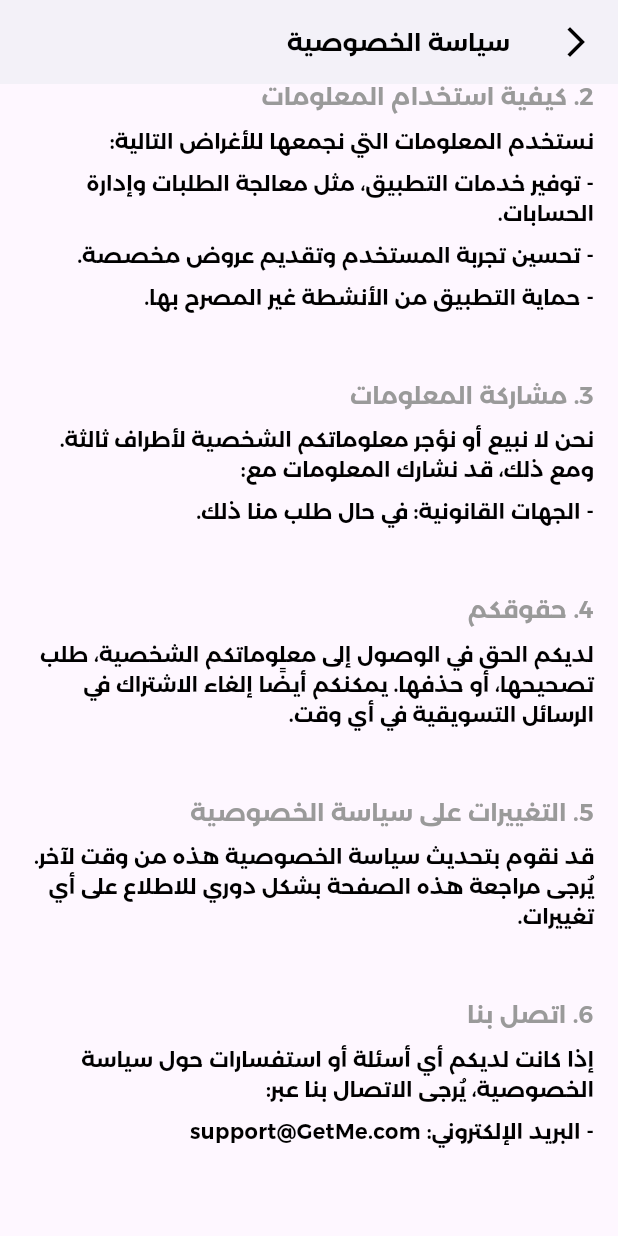
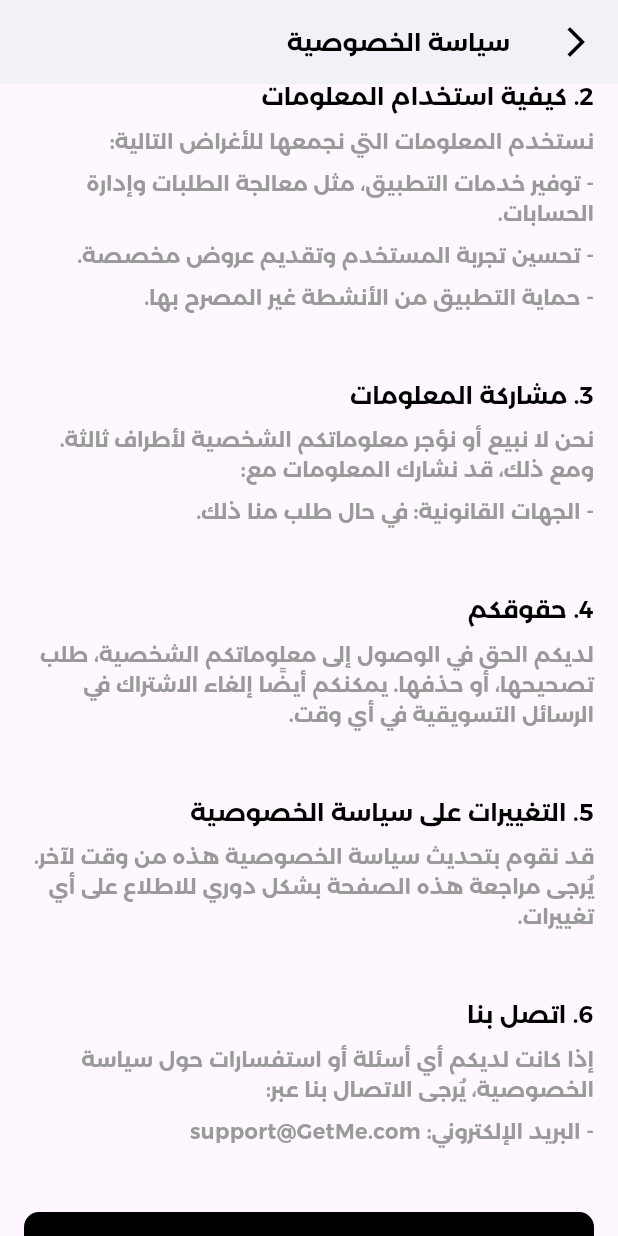
Before and after one commit to Mu-abdullah/Get-ME, a Flutter app: the screen it shows after launch, scrolled down 351 dp, on a phone screen of 412 x 824 dp. Run offline on Flutter 3.47's test engine with Material 3 defaults, Android fonts, the phone set to English and light mode, and no system bars; our stand-ins replace flutter_bloc, flutter_dotenv, get_it, hugeicons, shimmer.

Commit message:
refactor app buttom and add helper widgets

```diff
--- /dev/null
+++ b/devtools_options.yaml
@@ -0,0 +1,3 @@
+description: This file stores settings for Dart & Flutter DevTools.
+documentation: https://docs.flutter.dev/tools/devtools/extensions#configure-extension-enablement-states
+extensions:
--- a/lang/ar.json
+++ b/lang/ar.json
@@ -1,5 +1,12 @@
 {
+
     "appName":"GetMe",
+
     "homeScreen":"الصفحة الرئيسية",
-    "policy":"سياسة الخصوصية"
+
+    "policy":"سياسة الخصوصية",
+    "acceptPolicy":"قبول السياسة",
+
+    "login":"تسجيل الدخول",
+    "register":"التسجيل"
 }
--- a/lang/en.json
+++ b/lang/en.json
@@ -1,5 +1,8 @@
 {
     "appName":"GetMe",
     "homeScreen":"Home Screen",
-    "policy":"Privacy Policy"
+    "policy":"Privacy Policy",
+    "acceptPolicy":"Accept Policy",
+    "login":"Login",
+    "register":"Register"
 }
--- a/lib/core/language/lang_keys.dart
+++ b/lib/core/language/lang_keys.dart
@@ -1,7 +1,14 @@
 class LangKeys {
+  //Genral Keys
   static const String appName = 'appName';
   static const String policy = 'policy';
+  static const String acceptPolicy = 'acceptPolicy';
   static const String done = 'done';
+
+  // Auth Keys
+  static const String login = 'login';
+  static const String register = 'register';
+
+  // Home Keys
   static const String homeScreen = 'homeScreen';
-
 }
--- a/lib/core/style/color/color_light.dart
+++ b/lib/core/style/color/color_light.dart
@@ -3,4 +3,5 @@ import 'package:flutter/material.dart';
 class ColorsLight {
   static const gray = Color(0xFF9A9A9A);
   static const black = Color(0xFF000000);
+  static const white = Color(0xFFFFFFFF);
 }
--- /dev/null
+++ b/lib/core/style/statics/app_border_radius.dart
@@ -0,0 +1,5 @@
+import 'package:flutter/material.dart';
+
+class AppBorderRadius {
+  static BorderRadius mediumRadius = BorderRadius.circular(10);
+}
--- /dev/null
+++ b/lib/core/style/widgets/app_button.dart
@@ -0,0 +1,133 @@
+import 'package:flutter/material.dart';
+import 'package:getme/core/extextions/extentions.dart';
+import 'package:getme/core/style/color/color_light.dart';
+import 'package:getme/core/style/widgets/app_space.dart';
+import 'package:getme/core/style/widgets/custom_shimmer.dart';
+import 'package:hugeicons/hugeicons.dart';
+
+import '../statics/app_border_radius.dart';
+import 'app_text.dart';
+
+class AppButton extends StatelessWidget {
+  const AppButton({
+    required this.onTap,
+    this.text,
+    this.btnColor = ColorsLight.white,
+    this.backGroundColor = ColorsLight.black,
+    this.borderColor = ColorsLight.black,
+    this.isBorderd = false,
+    this.fontSize = 16,
+    this.isLoading = false,
+    this.isCircle = false,
+    this.boxShadow = false,
+    this.isDisabled = false,
+    this.icon,
+    this.iconColor = ColorsLight.white,
+    this.circleSize = 50,
+    this.borderWidth = 1,
+    super.key,
+  });
+
+  final String? text;
+  final double fontSize;
+  final void Function() onTap;
+  final Color btnColor;
+  final Color backGroundColor;
+  final Color borderColor;
+  final Color iconColor;
+  final bool isBorderd;
+  final bool isLoading;
+  final bool isCircle;
+  final bool isDisabled;
+  final bool boxShadow;
+  final IconData? icon;
+  final double circleSize;
+  final double borderWidth;
+
+  @override
+  Widget build(BuildContext context) {
+    final textColor = isBorderd ? borderColor : btnColor;
+
+    return InkWell(
+      onTap: isDisabled ? null : onTap,
+      borderRadius: _buttonBorderRadius,
+      child: isLoading
+          ? _buildLoadingShimmer(context, textColor)
+          : _buildButtonContent(context, textColor),
+    );
+  }
+
+  BorderRadius get _buttonBorderRadius => AppBorderRadius.mediumRadius;
+
+  Widget _buildLoadingShimmer(BuildContext context, Color textColor) {
+    return CustomShimmer(
+      child: _buildButtonContent(context, textColor),
+    );
+  }
+
+  Widget _buildButtonContent(BuildContext context, Color textColor) {
+    return _buildButtonContainer(
+      child: Row(
+        mainAxisAlignment: MainAxisAlignment.center,
+        children: [
+          if (text != null) _buildText(context, textColor),
+          if (icon != null) ...[
+            if (text != null) AppSpace(isHorizontal: true, space: 8),
+            _buildIcon(textColor),
+          ],
+        ],
+      ),
+    );
+  }
+
+  Widget _buildButtonContainer({required Widget child}) {
+    return Container(
+      width: isCircle ? circleSize : double.infinity,
+      height: circleSize,
+      decoration: _buttonDecoration(),
+      child: child,
+    );
+  }
+
+  Widget _buildText(BuildContext context, Color textColor) {
+    return AppText(
+      context.translate(text!),
+      fontSize: fontSize,
+      isUpperCase: true,
+      color: textColor,
+      isBold: true,
+    );
+  }
+
+  HugeIcon _buildIcon(Color iconColor) {
+    return HugeIcon(
+      icon: icon!,
+      color: iconColor,
+      size: 20,
+    );
+  }
+
+  BoxDecoration _buttonDecoration() {
+    return BoxDecoration(
+      borderRadius: isCircle ? null : _buttonBorderRadius,
+      shape: isCircle ? BoxShape.circle : BoxShape.rectangle,
+      color: _getButtonColor(),
+      border:
+          isBorderd ? Border.all(color: borderColor, width: borderWidth) : null,
+      boxShadow: boxShadow
+          ? [
+              BoxShadow(
+                color: ColorsLight.black.withValues(alpha: 0.5),
+                blurRadius: 5,
+                offset: const Offset(0, 2),
+              ),
+            ]
+          : null,
+    );
+  }
+
+  Color _getButtonColor() {
+    if (isDisabled && !isLoading) return ColorsLight.gray;
+    return isBorderd ? Colors.white : backGroundColor;
+  }
+}
--- a/lib/features/policy/policy_screen.dart
+++ b/lib/features/policy/policy_screen.dart
@@ -1,9 +1,10 @@
 import 'package:flutter/material.dart';
-import 'package:getme/core/extextions/extentions.dart';
+
+import '../../core/extextions/extentions.dart';
+import '../../core/style/widgets/app_button.dart';
 import '../../core/entities/custom_app_bar.dart';
 import '../../core/language/lang_keys.dart';
 import '../../core/style/color/color_light.dart';
-
 import '../../core/style/widgets/app_text.dart';
 
 class PolicyScreen extends StatelessWidget {
@@ -75,13 +76,10 @@ class PolicyScreen extends StatelessWidget {
                 ],
               ),
               _customSpace(),
-              // CustomButton(
-              //   backGroundColor: ColorsLight.black,
-              //   onTap: () {
-              //     Navigator.pop(context);
-              //   },
-              //   text: context.translate(LangKeys.done),
-              // ),
+              AppButton(
+                text: LangKeys.acceptPolicy,
+                onTap: () {},
+              )
             ],
           ),
         ),
@@ -135,7 +133,7 @@ class PolicyScreen extends StatelessWidget {
         AppText(
           title,
           maxLines: 5,
-          color: ColorsLight.gray,
+          color: ColorsLight.black,
           isTitle: true,
         ),
         _customSpace(height: 8),
@@ -144,7 +142,7 @@ class PolicyScreen extends StatelessWidget {
             padding: const EdgeInsets.only(bottom: 8),
             child: AppText(
               text,
-              color: ColorsLight.black,
+              color: ColorsLight.gray,
               maxLines: 5,
             ),
           );
--- a/pubspec.yaml
+++ b/pubspec.yaml
@@ -40,6 +40,7 @@ dependencies:
   get_it: ^8.0.3
   hugeicons: ^0.0.7
   intl: ^0.19.0
+  shimmer: ^3.0.0
   smooth_page_indicator: ^1.2.0+3
 
 dev_dependencies:
```
Also changed, not shown: lib/core/style/widgets/app_space.dart (added, +14 -0 lines), lib/core/style/widgets/custom_shimmer.dart (added, +24 -0 lines), pubspec.lock.
